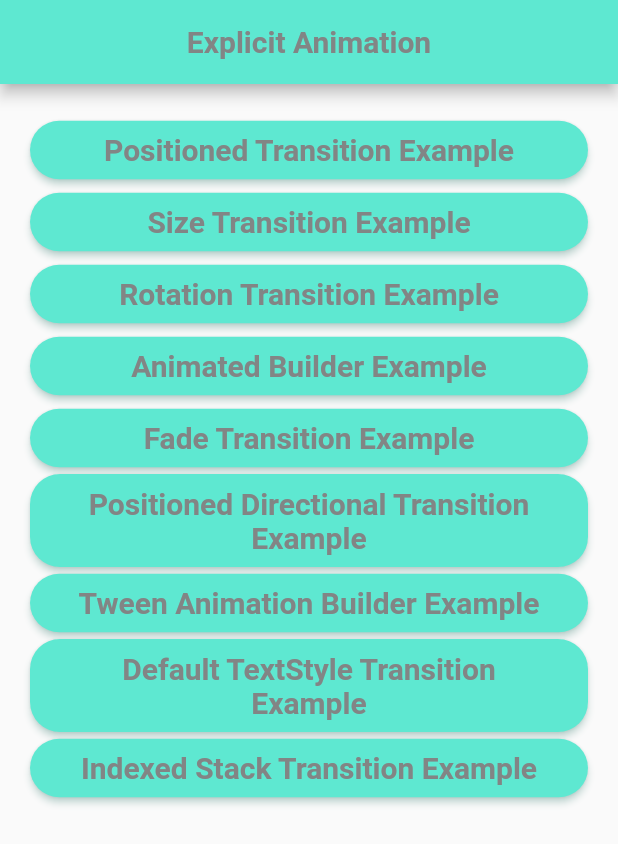
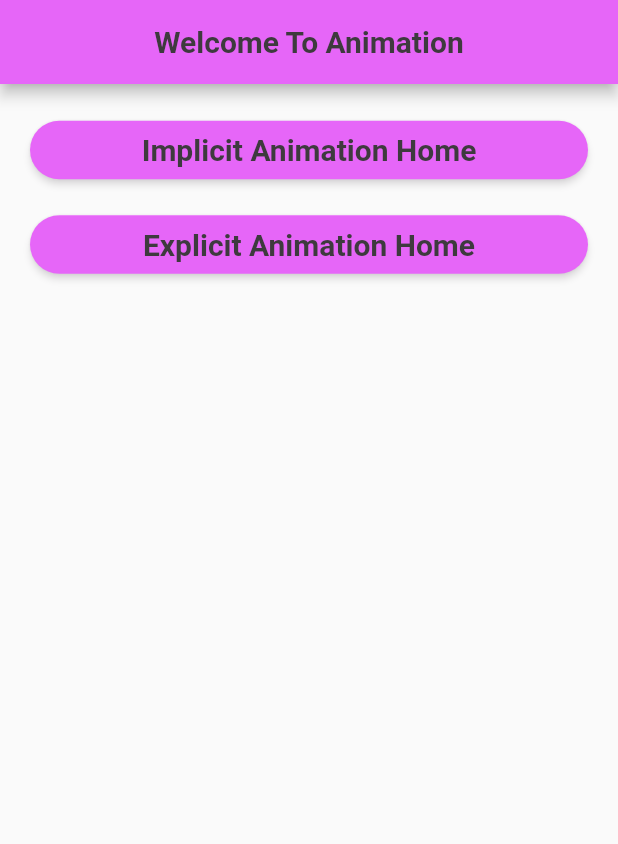
Before and after one commit to esraa-mohamad/examples_learning_animation, a Flutter app: the screen it shows after launch, on a phone screen of 412 x 824 dp. Shown: the top 844 px of the screen. Run offline on Flutter 3.47's test engine with Material 2 defaults, Android fonts, the light colour scheme and no system bars; drawn by our look-alikes of animated_background.

Commit message:
finish explicit animation

```diff
--- a/lib/main.dart
+++ b/lib/main.dart
@@ -1,5 +1,6 @@
 import 'package:examples_animation/view/Explicit_Animation/explicit_home.dart';
-import 'package:examples_animation/view/Implicit_Animation/home_view.dart';
+import 'package:examples_animation/view/Implicit_Animation/implicit_home_view.dart';
+import 'package:examples_animation/view/welcome_view.dart';
 import 'package:flutter/material.dart';
 
 void main() {
@@ -17,7 +18,7 @@ class MyApp extends StatelessWidget {
       theme: ThemeData(
         primarySwatch: Colors.blueGrey
       ),
-      home: const ExplicitHomeView(),
+      home:  WelcomeView(),
     );
   }
 }
--- a/lib/view/Explicit_Animation/explicit_home.dart
+++ b/lib/view/Explicit_Animation/explicit_home.dart
@@ -22,6 +22,7 @@ class _ExplicitHomeViewState extends State<ExplicitHomeView> {
   Widget build(BuildContext context) {
     return Scaffold(
       appBar:  AppBar(
+        automaticallyImplyLeading: false,
         backgroundColor: const Color(0xff5EE8D1),
         title:  const Text(
           'Explicit Animation',
--- a/lib/view/Implicit_Animation/home_view.dart
+++ b/lib/view/Implicit_Animation/implicit_home_view.dart
@@ -12,14 +12,15 @@ import 'see_animated_opacity.dart';
 import 'switch_animated_switcher.dart';
 import 'text_animated_demo.dart';
 
-class HomeView extends StatelessWidget {
-  const HomeView({super.key});
+class ImplicitHomeView extends StatelessWidget {
+  const ImplicitHomeView({super.key});
 
 
   @override
   Widget build(BuildContext context) {
     return Scaffold(
       appBar: AppBar(
+        automaticallyImplyLeading: false,
         title:  const Text(
           'Implicit Animation',
           style: TextStyle(
--- /dev/null
+++ b/lib/view/welcome_view.dart
@@ -0,0 +1,73 @@
+import 'package:animated_background/animated_background.dart';
+import 'package:examples_animation/view/Explicit_Animation/explicit_home.dart';
+import 'package:examples_animation/view/Implicit_Animation/implicit_home_view.dart';
+import 'package:examples_animation/widget/second_button.dart';
+import 'package:flutter/material.dart';
+
+// ignore: must_be_immutable
+class WelcomeView extends  StatefulWidget {
+   const WelcomeView({super.key});
+
+  @override
+  State<WelcomeView> createState() => _WelcomeViewState();
+}
+
+class _WelcomeViewState extends State<WelcomeView>  with SingleTickerProviderStateMixin{
+  Color backColor = const Color(0xffE666F8);
+
+  Color colorText = const Color(0xff3E3A3E);
+
+  ParticleOptions particles = const ParticleOptions(
+    baseColor: Color(0xffF40BF4),
+    spawnOpacity: 0.0,
+    opacityChangeRate: 0.25,
+    minOpacity: 0.1,
+    maxOpacity: 0.4,
+    particleCount: 70,
+    spawnMaxRadius: 15.0,
+    spawnMaxSpeed: 100.0,
+    spawnMinSpeed: 30,
+    spawnMinRadius: 7.0,
+  );
+
+  @override
+  Widget build(BuildContext context) {
+    return Scaffold(
+      appBar:  AppBar(
+        backgroundColor: backColor,
+        title:   Text(
+          'Welcome To Animation',
+          style: TextStyle(
+            color:colorText ,
+            fontWeight: FontWeight.bold,
+            fontSize: 20,
+          ),
+        ),
+        centerTitle: true,
+      ),
+      body: AnimatedBackground(
+        vsync: this,
+        behaviour: RandomParticleBehaviour(options: particles),
+        child: Padding(
+          padding: const EdgeInsets.fromLTRB(20,20,20,0),
+          child: ListView(
+            children: [
+              SecondButtonElevated(
+                  title: 'Implicit Animation Home',
+                  page: const ImplicitHomeView(),
+                colorButton:   backColor,
+                colorText: colorText,
+              ),
+              SecondButtonElevated(
+                title: 'Explicit Animation Home',
+                page: const ExplicitHomeView(),
+                colorButton:   backColor,
+                colorText: colorText,
+              ),
+            ],
+          ),
+        ),
+      ),
+    );
+  }
+}
--- a/lib/widget/second_button.dart
+++ b/lib/widget/second_button.dart
@@ -1,20 +1,24 @@
 import 'package:flutter/material.dart';
 
 class SecondButtonElevated extends  StatelessWidget {
-  const SecondButtonElevated({super.key, required this.title, required this.page});
+  const SecondButtonElevated({super.key, required this.title, required this.page , this.colorButton = const Color(0xff5EE8D1) , this.colorText =  const Color(0xff828585)});
 
   final String title ;
   final Widget page ;
+  final Color colorButton ;
+  final Color colorText ;
   @override
   Widget build(BuildContext context) {
-    return ElevatedButton(
+    return Padding(
+      padding: const EdgeInsets.fromLTRB(0, 0, 0, 15),
+      child: ElevatedButton(
         style: ElevatedButton.styleFrom(
             padding: const EdgeInsets.symmetric(
               horizontal: 25,
               vertical: 8,
             ),
-          shadowColor: const Color(0xffB7F5EA),
-          backgroundColor: const Color(0xff5EE8D1),
+            shadowColor: const Color(0xffFBF8FB),
+            backgroundColor: colorButton,
             shape: RoundedRectangleBorder(
                 borderRadius: BorderRadius.circular(20)
             )
@@ -27,10 +31,11 @@ class SecondButtonElevated extends  StatelessWidget {
         child:  Text(
           title,
           textAlign: TextAlign.center,
-        style: const TextStyle(
-          color: Color(0xff828585),
+          style:  TextStyle(
+            color: colorText,
             fontSize: 20,
             fontWeight: FontWeight.bold,
+          ),
         ),
       ),
     );
--- a/pubspec.yaml
+++ b/pubspec.yaml
@@ -35,6 +35,7 @@ dependencies:
   # The following adds the Cupertino Icons font to your application.
   # Use with the CupertinoIcons class for iOS style icons.
   cupertino_icons: ^1.0.2
+  animated_background: ^2.0.0
 
 dev_dependencies:
   flutter_test:
```
Also changed, not shown: pubspec.lock. Lines whose indentation alone changed are shown as unchanged.
